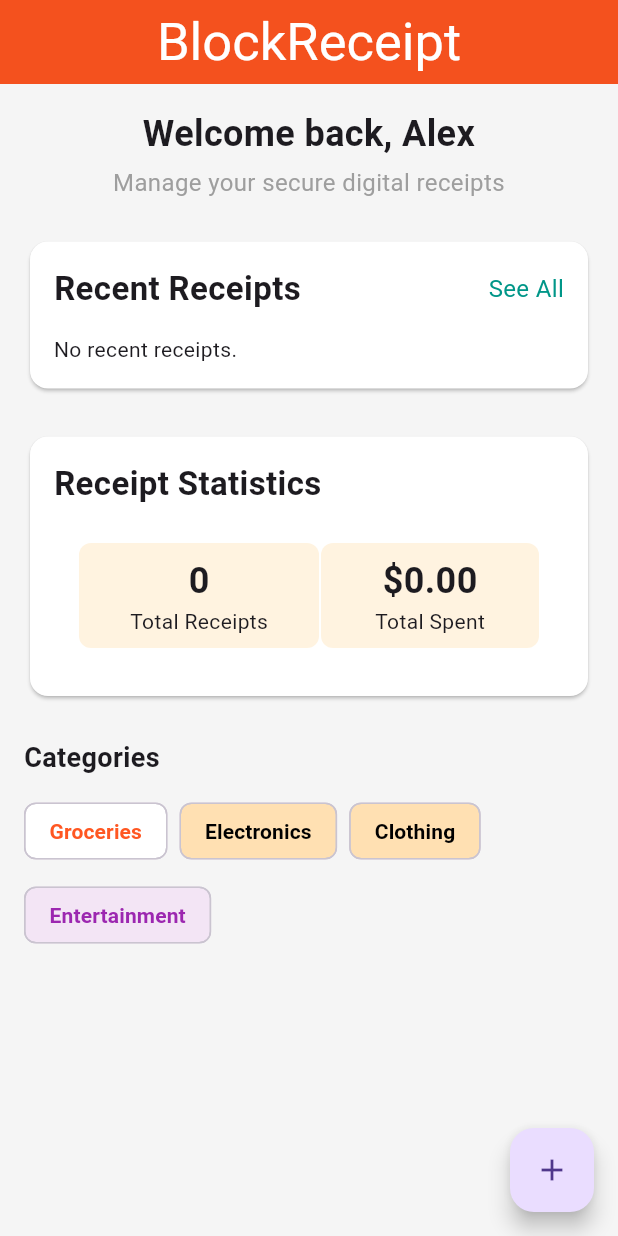
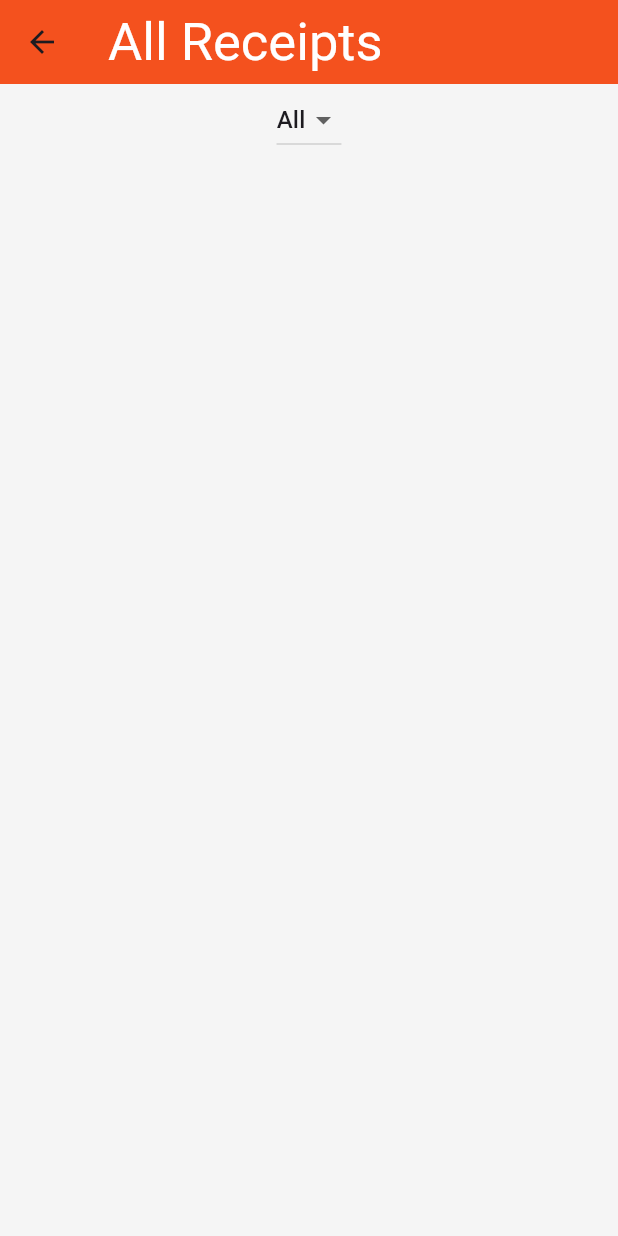
Before and after one commit to SteveTayor/Blockchain_digital_receipt, a Flutter app: the screen it shows after launch, after a tap on "See All", on a phone screen of 412 x 824 dp. Run offline on Flutter 3.47's test engine with Material 3 defaults, Android fonts, the phone set to English and light mode, and no system bars; our stand-ins replace image_picker, qr_flutter, shared_preferences, sqflite; missing offline and left inert: encrypt, web3dart; accounts and stored records are empty.

Commit message:
Add shared_preferences dependency and implement SeeAllReceiptsPage for receipt management

```diff
--- a/lib/screen/all_receipt_screen.dart
+++ b/lib/screen/all_receipt_screen.dart
@@ -0,0 +1,102 @@
+import 'package:flutter/material.dart';
+import '../models/receipt.dart';
+import '../repository/receipt_repository.dart';
+import 'receipt_details_screen.dart';
+
+class SeeAllReceiptsPage extends StatefulWidget {
+  const SeeAllReceiptsPage({Key? key}) : super(key: key);
+
+  @override
+  State<SeeAllReceiptsPage> createState() => _SeeAllReceiptsPageState();
+}
+
+class _SeeAllReceiptsPageState extends State<SeeAllReceiptsPage> {
+  late Future<List<Receipt>> _futureReceipts;
+  String _selectedCategory = "All";
+
+  @override
+  void initState() {
+    super.initState();
+    _loadReceipts();
+  }
+
+  void _loadReceipts() {
+    _futureReceipts = ReceiptRepository.instance.getAllReceipts();
+  }
+
+  @override
+  Widget build(BuildContext context) {
+    return Scaffold(
+      appBar: AppBar(
+        title: const Text('All Receipts', style: TextStyle(fontSize: 35,color: Colors.white),),
+        backgroundColor: Colors.deepOrange.shade600,
+      ),
+      body: FutureBuilder<List<Receipt>>(
+        future: _futureReceipts,
+        builder: (context, snapshot) {
+          if (snapshot.connectionState == ConnectionState.waiting) {
+            return const Center(child: CircularProgressIndicator());
+          }
+          if (snapshot.hasError) {
+            return Center(child: Text("Error: ${snapshot.error}"));
+          }
+
+          final receipts = snapshot.data ?? [];
+          final filteredReceipts = _selectedCategory == "All"
+              ? receipts
+              : receipts
+                  .where((r) => r.category == _selectedCategory)
+                  .toList();
+
+          return Column(
+            children: [
+              _buildCategoryDropdown(receipts),
+              Expanded(
+                child: ListView.builder(
+                  itemCount: filteredReceipts.length,
+                  itemBuilder: (context, index) {
+                    final receipt = filteredReceipts[index];
+                    return Card(
+                      child: ListTile(
+                        title: Text(receipt.vendorName),
+                        subtitle: Text(
+                            "₦${receipt.amountNaira.toStringAsFixed(2)} • ${receipt.category}"),
+                        onTap: () {
+                          Navigator.of(context).push(
+                            MaterialPageRoute(
+                              builder: (_) => ReceiptDetailsScreen(
+                                receiptId: receipt.id,
+                              ),
+                            ),
+                          );
+                        },
+                      ),
+                    );
+                  },
+                ),
+              ),
+            ],
+          );
+        },
+      ),
+    );
+  }
+
+  Widget _buildCategoryDropdown(List<Receipt> receipts) {
+    final categories = {"All", ...receipts.map((r) => r.category)}.toList();
+    return DropdownButton<String>(
+      value: _selectedCategory,
+      items: categories.map((category) {
+        return DropdownMenuItem<String>(
+          value: category,
+          child: Text(category),
+        );
+      }).toList(),
+      onChanged: (value) {
+        setState(() {
+          _selectedCategory = value!;
+        });
+      },
+    );
+  }
+}
--- a/lib/screen/home_screen.dart
+++ b/lib/screen/home_screen.dart
@@ -3,8 +3,9 @@ import 'package:intl/intl.dart';
 import '../models/receipt.dart';
 import '../repository/receipt_repository.dart';
 import 'add_receipt_screen.dart';
+import 'all_receipt_screen.dart';
 import 'receipt_details_screen.dart';
-
+import 'package:shared_preferences/shared_preferences.dart';
 class HomeScreen extends StatefulWidget {
   const HomeScreen({Key? key}) : super(key: key);
 
@@ -15,23 +16,77 @@ class HomeScreen extends StatefulWidget {
 class _HomeScreenState extends State<HomeScreen> {
   // Instead of a local list, we fetch from the DB
   late Future<List<Receipt>> _futureReceipts;
+  String _selectedCategory = "All";
+  List<String> _categories = ["All", "Groceries", "Electronics", "Clothing", "Entertainment"];
+
 
   @override
   void initState() {
     super.initState();
     _loadReceipts();
+    _loadCategories();
   }
-
   void _loadReceipts() {
     _futureReceipts = ReceiptRepository.instance.getAllReceipts();
   }
+ Future<void> _loadCategories() async {
+    SharedPreferences prefs = await SharedPreferences.getInstance();
+    setState(() {
+      _categories = prefs.getStringList('categories') ?? _categories;
+    });
+  }
 
-  @override  Widget build(BuildContext context) {
+  Future<void> _addNewCategory() async {
+    TextEditingController categoryController = TextEditingController();
+    await showDialog(
+      context: context,
+      builder: (context) => AlertDialog(
+        title: const Text("Add New Category"),
+        content: TextField(
+          controller: categoryController,
+          decoration: const InputDecoration(hintText: "Category name"),
+        ),
+        actions: [
+          TextButton(
+            onPressed: () {
+              Navigator.pop(context);
+            },
+            child: const Text("Cancel"),
+          ),
+          TextButton(
+            onPressed: () async {
+              if (categoryController.text.isNotEmpty) {
+                setState(() {
+                  _categories.add(categoryController.text);
+                });
+                SharedPreferences prefs = await SharedPreferences.getInstance();
+                prefs.setStringList('categories', _categories);
+                Navigator.pop(context);
+              }
+            },
+            child: const Text("Add"),
+          ),
+        ],
+      ),
+    );
+  }
+
+  @override
+  Widget build(BuildContext context) {
     return Scaffold(
       appBar: AppBar(
-        title: const Text('BlockReceipt', style: TextStyle(fontSize: 35,color: Colors.white),),
+        title: const Text(
+          'BlockReceipt',
+          style: TextStyle(fontSize: 35, color: Colors.white),
+        ),
         centerTitle: true,
         backgroundColor: Colors.deepOrange.shade600,
+        actions: [
+          IconButton(
+            icon: const Icon(Icons.add),
+            onPressed: _addNewCategory,
+          ),
+        ],
       ),
       body: FutureBuilder<List<Receipt>>(
         future: _futureReceipts,
@@ -43,10 +98,14 @@ class _HomeScreenState extends State<HomeScreen> {
             return Center(child: Text("Error: ${snapshot.error}"));
           }
           final receipts = snapshot.data ?? [];
+          final filteredReceipts = _selectedCategory == "All"
+              ? receipts
+              : receipts.where((r) => r.category == _selectedCategory).toList();
 
           return SingleChildScrollView(
             child: Padding(
-              padding: const EdgeInsets.symmetric(horizontal: 16.0, vertical: 16),
+              padding:
+                  const EdgeInsets.symmetric(horizontal: 16.0, vertical: 16),
               child: Column(
                 crossAxisAlignment: CrossAxisAlignment.start,
                 children: [
@@ -58,7 +117,8 @@ class _HomeScreenState extends State<HomeScreen> {
                         const Text(
                           "Welcome back, Alex",
                           textAlign: TextAlign.center,
-                          style: TextStyle(fontSize: 24, fontWeight: FontWeight.bold),
+                          style: TextStyle(
+                              fontSize: 24, fontWeight: FontWeight.bold),
                         ),
                         const SizedBox(height: 4),
                         const Text(
@@ -75,7 +135,8 @@ class _HomeScreenState extends State<HomeScreen> {
                   Card(
                     color: Colors.white,
                     child: Padding(
-                      padding: const EdgeInsets.symmetric(horizontal: 16.0, vertical: 16),
+                      padding: const EdgeInsets.symmetric(
+                          horizontal: 16.0, vertical: 16),
                       child: Column(
                         crossAxisAlignment: CrossAxisAlignment.start,
                         children: [
@@ -84,27 +145,31 @@ class _HomeScreenState extends State<HomeScreen> {
                             children: [
                               const Text(
                                 "Recent Receipts",
-                                style: TextStyle(fontSize: 22, fontWeight: FontWeight.bold),
+                                style: TextStyle(
+                                    fontSize: 22, fontWeight: FontWeight.bold),
                               ),
                               GestureDetector(
                                 onTap: () {
                                   // Could show all receipts on a new screen, or do nothing
+                                  Navigator.of(context).push(MaterialPageRoute(
+                                      builder: (_) =>
+                                          const SeeAllReceiptsPage()));
                                 },
                                 child: const Text(
                                   "See All",
-                                  style: TextStyle(fontSize: 16, color: Colors.teal),
+                                  style: TextStyle(
+                                      fontSize: 16, color: Colors.teal),
                                 ),
                               ),
                             ],
                           ),
                           const SizedBox(height: 15),
-                  if (receipts.isEmpty)
-                    const Text("No recent receipts.", textAlign: TextAlign.center,)
+                          if (filteredReceipts.isEmpty)
+                    const Text("No receipts found.", textAlign: TextAlign.center)
                   else
                     Column(
                       spacing: 20,
-                      children: receipts
-                          .reversed // show newest first
+                      children: filteredReceipts.reversed
                           .take(4)
                           .map((r) => _buildReceiptTile(context, r))
                           .toList(),
@@ -119,13 +184,15 @@ class _HomeScreenState extends State<HomeScreen> {
                   Card(
                     color: Colors.white,
                     child: Padding(
-                      padding: const EdgeInsets.symmetric(horizontal: 16.0, vertical: 16),
+                      padding: const EdgeInsets.symmetric(
+                          horizontal: 16.0, vertical: 16),
                       child: Column(
                         crossAxisAlignment: CrossAxisAlignment.start,
                         children: [
                           const Text(
                             "Receipt Statistics",
-                            style: TextStyle(fontSize: 22, fontWeight: FontWeight.bold),
+                            style: TextStyle(
+                                fontSize: 22, fontWeight: FontWeight.bold),
                           ),
                           const SizedBox(height: 8),
                           _buildStatsCard(receipts),
@@ -144,12 +211,17 @@ class _HomeScreenState extends State<HomeScreen> {
                   Wrap(
                     spacing: 8,
                     runSpacing: 8,
-                    children: const [
-                      _CategoryChip(label: "Groceries"),
-                      _CategoryChip(label: "Electronics"),
-                      _CategoryChip(label: "Clothing"),
-                      _CategoryChip(label: "Entertainment"),
-                    ],
+                    children: _categories.map((category) {
+                      return _CategoryChip(
+                        label: category,
+                        isSelected: _selectedCategory == category,
+                        onSelected: () {
+                          setState(() {
+                            _selectedCategory = category;
+                          });
+                        },
+                      );
+                    }).toList(),
                   ),
                 ],
               ),
@@ -177,16 +249,34 @@ class _HomeScreenState extends State<HomeScreen> {
 
   Widget _buildReceiptTile(BuildContext context, Receipt r) {
     final formattedDate = DateFormat.yMMMd().format(r.date);
+    final double amountUsd = r.amountNaira / 1500.0;
     return Container(
-
       decoration: BoxDecoration(
         color: Colors.orange.shade50,
         borderRadius: BorderRadius.circular(12),
       ),
       child: ListTile(
-        title: Text(r.vendorName, style: const TextStyle(fontSize: 18, fontWeight: FontWeight.w600,), ),
-        subtitle: Text("$formattedDate "),
-        trailing: Text("\$${r.amountNaira.toStringAsFixed(3)}", style: const TextStyle(color:Colors.deepOrange ,fontSize: 14, fontWeight: FontWeight.w400),),
+        title: Text(
+          r.vendorName,
+          style: const TextStyle(fontSize: 18, fontWeight: FontWeight.w600),
+        ),
+        subtitle: Text("$formattedDate • ${r.category}"),
+        trailing: Column(
+          mainAxisAlignment: MainAxisAlignment.center,
+          crossAxisAlignment: CrossAxisAlignment.end,
+          children: [
+            Text(
+              "₦${r.amountNaira.toStringAsFixed(2)}",
+              style: const TextStyle(
+                  color: Colors.deepOrange, fontSize: 16, fontWeight: FontWeight.bold),
+            ),
+            Text(
+              "\$${amountUsd.toStringAsFixed(2)}",
+              style: const TextStyle(
+                  color: Colors.grey, fontSize: 12, fontWeight: FontWeight.w400),
+            ),
+          ],
+        ),
         onTap: () {
           Navigator.of(context).push(
             MaterialPageRoute(
@@ -226,7 +316,6 @@ class _HomeScreenState extends State<HomeScreen> {
                     style: const TextStyle(
                       fontSize: 24,
                       fontWeight: FontWeight.bold,
-
                     ),
                   ),
                   const Text("Total Receipts"),
@@ -234,7 +323,8 @@ class _HomeScreenState extends State<HomeScreen> {
               ),
             ),
           ),
-          Container(decoration: BoxDecoration(
+          Container(
+            decoration: BoxDecoration(
               color: Colors.orange.shade50,
               borderRadius: BorderRadius.circular(8),
             ),
@@ -262,15 +352,63 @@ class _HomeScreenState extends State<HomeScreen> {
 
 class _CategoryChip extends StatelessWidget {
   final String label;
-  const _CategoryChip({Key? key, required this.label}) : super(key: key);
+  final bool isSelected;
+  final VoidCallback onSelected;
+
+  const _CategoryChip({
+    Key? key,
+    required this.label,
+    required this.isSelected,
+    required this.onSelected,
+  }) : super(key: key);
+
+  Color _getBackgroundColor() {
+    switch (label) {
+      case "Groceries":
+        return Colors.white;
+      case "Entertainment":
+        return Colors.purple.shade50;
+      case "Electronics":
+        return Colors.blue.shade50;
+      case "Clothing":
+        return Colors.green.shade50;
+      default:
+        return Colors.orange.shade100;
+    }
+  }
+
+  Color _getTextColor() {
+    switch (label) {
+      case "Groceries":
+        return Colors.deepOrange;
+      case "Entertainment":
+        return Colors.purple.shade500;
+      case "Electronics":
+        return Colors.blue.shade700;
+      case "Clothing":
+        return Colors.green.shade700;
+      default:
+        return Colors.black;
+    }
+  }
 
   @override
   Widget build(BuildContext context) {
-    return Chip(
-      label: Text(label, style:  TextStyle(fontWeight: FontWeight.bold,color: label == "Groceries" ? Colors.deepOrange : label == "Entertainment" ? Colors.purple.shade500 : Colors.black,),),
-      backgroundColor: label == "Groceries" ? Colors.white : label == "Entertainment" ? Colors.purple.shade50 : Colors.orange.shade100,
+    return GestureDetector(
+      onTap: onSelected,
+      child: Chip(
+        label: Text(
+          label,
+          style: TextStyle(
+            fontWeight: FontWeight.bold,
+            color: isSelected ? Colors.white : _getTextColor(),
+          ),
+        ),
+        backgroundColor:
+            isSelected ? Colors.deepOrange.shade600 : _getBackgroundColor(),
         shape: RoundedRectangleBorder(
           borderRadius: BorderRadius.circular(8),
+        ),
       ),
     );
   }
--- a/pubspec.yaml
+++ b/pubspec.yaml
@@ -43,6 +43,7 @@ dependencies:
   path_provider: ^2.0.14
   encrypt: ^5.0.3
   qr_flutter: ^4.1.0
+  shared_preferences: ^2.5.2
   # share_plus: any
   # flutter_share_me: ^1.3.1
 
```
Also changed, not shown: lib/screen/add_receipt_screen.dart (+64 -26 lines), pubspec.lock, 1 other file. Lines whose indentation alone changed are shown as unchanged.
